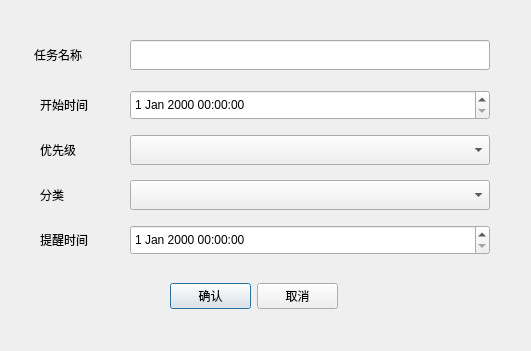
The window that src/AddTaskDialog.ui (jujuboakz/schedule-manager) describes before a commit, drawn with Qt 5.
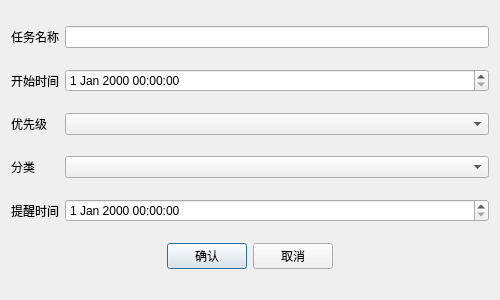
The same window after the commit.

Commit message: AddTaskDialog界面优化

```diff
--- a/src/AddTaskDialog.ui
+++ b/src/AddTaskDialog.ui
@@ -6,154 +6,170 @@
    <rect>
     <x>0</x>
     <y>0</y>
-    <width>531</width>
-    <height>351</height>
+    <width>500</width>
+    <height>300</height>
    </rect>
   </property>
+
+
   <property name="windowTitle">
    <string>添加/修改任务</string>
   </property>
-  <widget class="QComboBox" name="comboBox_Priority">
-   <property name="geometry">
-    <rect>
-     <x>130</x>
-     <y>135</y>
-     <width>360</width>
-     <height>30</height>
-    </rect>
-   </property>
-  </widget>
-  <widget class="QLabel" name="label_4">
-   <property name="geometry">
-    <rect>
-     <x>40</x>
-     <y>180</y>
-     <width>60</width>
-     <height>30</height>
-    </rect>
-   </property>
-   <property name="text">
-    <string>分类</string>
-   </property>
-  </widget>
-  <widget class="QLabel" name="label_3">
-   <property name="geometry">
-    <rect>
-     <x>40</x>
-     <y>135</y>
-     <width>60</width>
-     <height>30</height>
-    </rect>
-   </property>
-   <property name="text">
-    <string>优先级</string>
-   </property>
-  </widget>
-  <widget class="QWidget" name="layoutWidget">
-   <property name="geometry">
-    <rect>
-     <x>170</x>
-     <y>280</y>
-     <width>168</width>
-     <height>33</height>
-    </rect>
-   </property>
-   <layout class="QHBoxLayout">
-    <item>
-     <widget class="QPushButton" name="pushButton_Ok">
-      <property name="text">
-       <string>确认</string>
-      </property>
-     </widget>
-    </item>
-    <item>
-     <widget class="QPushButton" name="pushButton_Cancel">
-      <property name="text">
-       <string>取消</string>
-      </property>
-     </widget>
-    </item>
-   </layout>
-  </widget>
-  <widget class="QLabel" name="label">
-   <property name="geometry">
-    <rect>
-     <x>34</x>
-     <y>40</y>
-     <width>60</width>
-     <height>30</height>
-    </rect>
-   </property>
-   <property name="text">
-    <string>任务名称</string>
-   </property>
-  </widget>
-  <widget class="QDateTimeEdit" name="dateTimeEdit_Remind">
-   <property name="geometry">
-    <rect>
-     <x>130</x>
-     <y>225</y>
-     <width>360</width>
-     <height>30</height>
-    </rect>
-   </property>
-  </widget>
-  <widget class="QDateTimeEdit" name="dateTimeEdit_Start">
-   <property name="geometry">
-    <rect>
-     <x>130</x>
-     <y>90</y>
-     <width>360</width>
-     <height>30</height>
-    </rect>
-   </property>
-  </widget>
-  <widget class="QLabel" name="label_5">
-   <property name="geometry">
-    <rect>
-     <x>40</x>
-     <y>225</y>
-     <width>60</width>
-     <height>30</height>
-    </rect>
-   </property>
-   <property name="text">
-    <string>提醒时间</string>
-   </property>
-  </widget>
-  <widget class="QLabel" name="label_2">
-   <property name="geometry">
-    <rect>
-     <x>40</x>
-     <y>90</y>
-     <width>60</width>
-     <height>30</height>
-    </rect>
-   </property>
-   <property name="text">
-    <string>开始时间</string>
-   </property>
-  </widget>
-  <widget class="QLineEdit" name="lineEdit_Name">
-   <property name="geometry">
-    <rect>
-     <x>130</x>
-     <y>40</y>
-     <width>360</width>
-     <height>30</height>
-    </rect>
-   </property>
-  </widget>
-  <widget class="QComboBox" name="comboBox_Category">
-   <property name="geometry">
-    <rect>
-     <x>130</x>
-     <y>180</y>
-     <width>360</width>
-     <height>30</height>
-    </rect>
-   </property>
-  </widget>
+
+
+  <layout class="QGridLayout" name="gridLayout">
+
+   <!-- 任务名称 -->
+
+   <item row="0" column="0">
+    <widget class="QLabel" name="label">
+     <property name="text">
+      <string>任务名称</string>
+     </property>
+    </widget>
+   </item>
+
+
+   <item row="0" column="1">
+    <widget class="QLineEdit" name="lineEdit_Name"/>
+   </item>
+
+
+
+   <!-- 开始时间 -->
+
+   <item row="1" column="0">
+    <widget class="QLabel" name="label_2">
+     <property name="text">
+      <string>开始时间</string>
+     </property>
+    </widget>
+   </item>
+
+
+   <item row="1" column="1">
+    <widget class="QDateTimeEdit" name="dateTimeEdit_Start"/>
+   </item>
+
+
+
+   <!-- 优先级 -->
+
+   <item row="2" column="0">
+    <widget class="QLabel" name="label_3">
+     <property name="text">
+      <string>优先级</string>
+     </property>
+    </widget>
+   </item>
+
+
+   <item row="2" column="1">
+    <widget class="QComboBox" name="comboBox_Priority"/>
+   </item>
+
+
+
+   <!-- 分类 -->
+
+   <item row="3" column="0">
+    <widget class="QLabel" name="label_4">
+     <property name="text">
+      <string>分类</string>
+     </property>
+    </widget>
+   </item>
+
+
+   <item row="3" column="1">
+    <widget class="QComboBox" name="comboBox_Category"/>
+   </item>
+
+
+
+   <!-- 提醒时间 -->
+
+   <item row="4" column="0">
+    <widget class="QLabel" name="label_5">
+     <property name="text">
+      <string>提醒时间</string>
+     </property>
+    </widget>
+   </item>
+
+
+   <item row="4" column="1">
+    <widget class="QDateTimeEdit" name="dateTimeEdit_Remind"/>
+   </item>
+
+
+
+   <!-- 按钮 -->
+
+   <item row="5" column="0" colspan="2">
+
+    <layout class="QHBoxLayout" name="horizontalLayout">
+
+     <item>
+      <spacer name="horizontalSpacer">
+       <property name="orientation">
+        <enum>Qt::Horizontal</enum>
+       </property>
+
+       <property name="sizeHint">
+        <size>
+         <width>40</width>
+         <height>20</height>
+        </size>
+       </property>
+
+      </spacer>
+     </item>
+
+
+     <item>
+      <widget class="QPushButton" name="pushButton_Ok">
+       <property name="text">
+        <string>确认</string>
+       </property>
+      </widget>
+     </item>
+
+
+     <item>
+      <widget class="QPushButton" name="pushButton_Cancel">
+       <property name="text">
+        <string>取消</string>
+       </property>
+      </widget>
+     </item>
+
+
+     <item>
+      <spacer name="horizontalSpacer_2">
+       <property name="orientation">
+        <enum>Qt::Horizontal</enum>
+       </property>
+
+       <property name="sizeHint">
+        <size>
+         <width>40</width>
+         <height>20</height>
+        </size>
+       </property>
+
+      </spacer>
+     </item>
+
+
+    </layout>
+
+   </item>
+
+
+  </layout>
+
+
  </widget>
  <resources/>
  <connections/>
```
Left out of the diff: 6 changed lines with no effect on the pictures.
